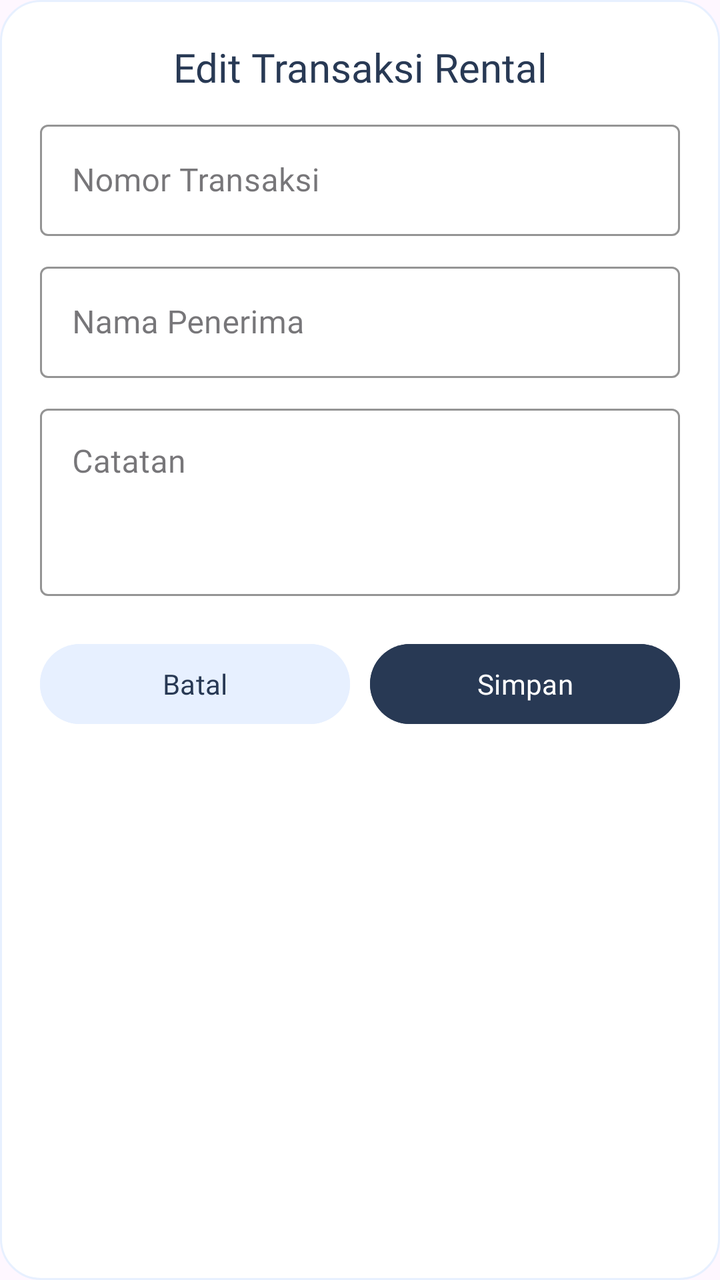
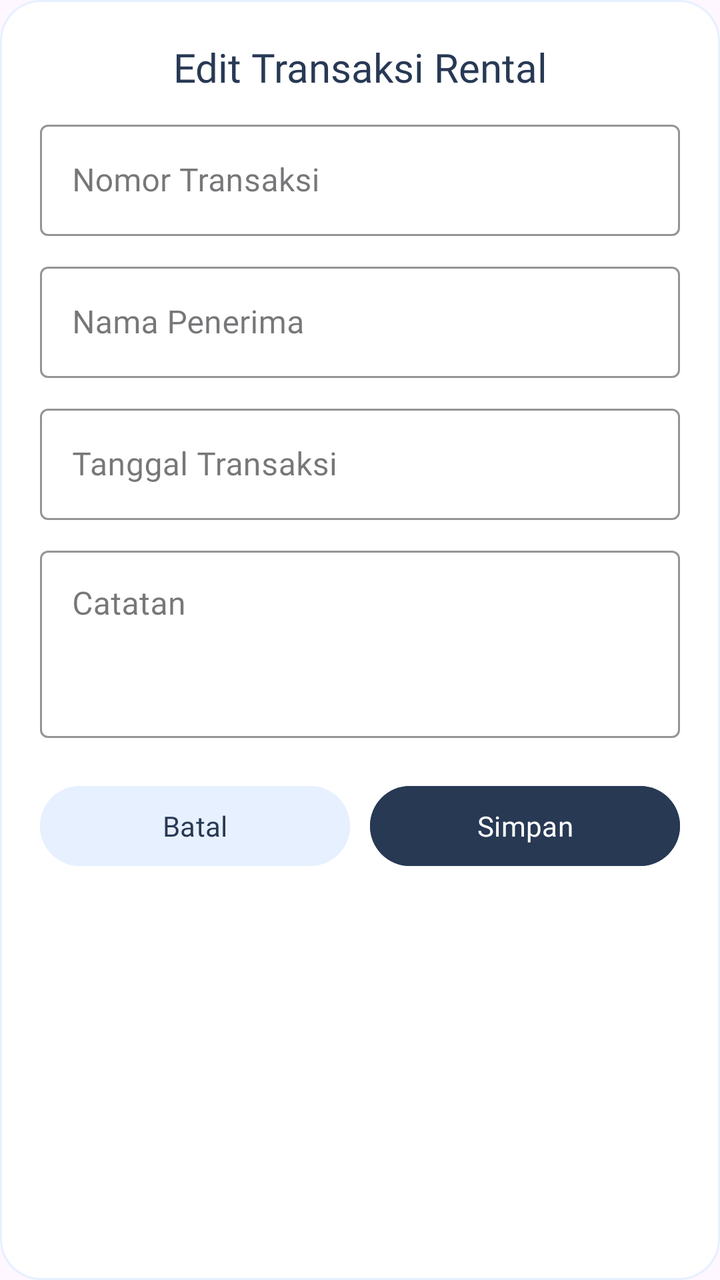

An Android layout rendered at two revisions. The XML below is the earlier revision; the diff shows what the commit changed to produce the second picture.
<!-- AndroidManifest.xml: application theme Theme.BAGUSLAUNDRY -->
<!-- res/layout/dialog_edit_rental.xml -->
<?xml version="1.0" encoding="utf-8"?>
<androidx.constraintlayout.widget.ConstraintLayout xmlns:android="http://schemas.android.com/apk/res/android"
    xmlns:app="http://schemas.android.com/apk/res-auto"
    xmlns:tools="http://schemas.android.com/tools"
    android:layout_width="match_parent"
    android:layout_height="wrap_content"
    android:background="@drawable/bg_dialog"
    android:padding="20dp">

    <TextView
        android:id="@+id/titleDialog"
        android:layout_width="0dp"
        android:layout_height="wrap_content"
        android:text="Edit Transaksi Rental"
        android:textSize="20sp"
        android:textColor="@color/blue900"
        android:fontFamily="@font/inter_bold"
        android:textAlignment="center"
        app:layout_constraintTop_toTopOf="parent"
        app:layout_constraintStart_toStartOf="parent"
        app:layout_constraintEnd_toEndOf="parent"
        android:layout_marginBottom="20dp"/>

    
    <com.google.android.material.textfield.TextInputLayout
        android:id="@+id/layoutNumberTransaction"
        android:layout_width="0dp"
        android:layout_height="wrap_content"
        android:hint="Nomor Transaksi"
        style="@style/Widget.MaterialComponents.TextInputLayout.OutlinedBox"
        app:boxStrokeColor="@color/blue900"
        app:hintTextColor="@color/blue900"
        app:layout_constraintTop_toBottomOf="@id/titleDialog"
        app:layout_constraintStart_toStartOf="parent"
        app:layout_constraintEnd_toEndOf="parent"
        android:layout_marginTop="10dp">

        <com.google.android.material.textfield.TextInputEditText
            android:id="@+id/inputNumberTransaction"
            android:layout_width="match_parent"
            android:layout_height="wrap_content"
            android:inputType="number"
            android:textColor="@color/blue900"
            android:fontFamily="@font/inter"/>

    </com.google.android.material.textfield.TextInputLayout>

    
    <com.google.android.material.textfield.TextInputLayout
        android:id="@+id/layoutRecipientName"
        android:layout_width="0dp"
        android:layout_height="wrap_content"
        android:hint="Nama Penerima"
        style="@style/Widget.MaterialComponents.TextInputLayout.OutlinedBox"
        app:boxStrokeColor="@color/blue900"
        app:hintTextColor="@color/blue900"
        app:layout_constraintTop_toBottomOf="@id/layoutNumberTransaction"
        app:layout_constraintStart_toStartOf="parent"
        app:layout_constraintEnd_toEndOf="parent"
        android:layout_marginTop="10dp">

        <com.google.android.material.textfield.TextInputEditText
            android:id="@+id/inputRecipientName"
            android:layout_width="match_parent"
            android:layout_height="wrap_content"
            android:inputType="textPersonName|textCapWords"
            android:textColor="@color/blue900"
            android:fontFamily="@font/inter"/>

    </com.google.android.material.textfield.TextInputLayout>

    
    <com.google.android.material.textfield.TextInputLayout
        android:id="@+id/layoutNotes"
        android:layout_width="0dp"
        android:layout_height="wrap_content"
        android:hint="Catatan"
        style="@style/Widget.MaterialComponents.TextInputLayout.OutlinedBox"
        app:boxStrokeColor="@color/blue900"
        app:hintTextColor="@color/blue900"
        app:layout_constraintTop_toBottomOf="@id/layoutRecipientName"
        app:layout_constraintStart_toStartOf="parent"
        app:layout_constraintEnd_toEndOf="parent"
        android:layout_marginTop="10dp">

        <com.google.android.material.textfield.TextInputEditText
            android:id="@+id/inputNotes"
            android:layout_width="match_parent"
            android:layout_height="wrap_content"
            android:inputType="textMultiLine"
            android:minLines="3"
            android:maxLines="5"
            android:gravity="top"
            android:textColor="@color/blue900"
            android:fontFamily="@font/inter"/>

    </com.google.android.material.textfield.TextInputLayout>

    
    <LinearLayout
        android:id="@+id/buttonContainer"
        android:layout_width="0dp"
        android:layout_height="wrap_content"
        android:orientation="horizontal"
        android:gravity="center"
        app:layout_constraintTop_toBottomOf="@id/layoutNotes"
        app:layout_constraintStart_toStartOf="parent"
        app:layout_constraintEnd_toEndOf="parent"
        android:layout_marginTop="20dp">

        <Button
            android:id="@+id/buttonCancel"
            android:layout_width="0dp"
            android:layout_height="wrap_content"
            android:layout_weight="1"
            android:text="Batal"
            android:textColor="@color/blue900"
            android:backgroundTint="@color/blueBase"
            android:fontFamily="@font/inter_semibold"
            android:layout_marginEnd="10dp"/>

        <Button
            android:id="@+id/buttonSave"
            android:layout_width="0dp"
            android:layout_height="wrap_content"
            android:layout_weight="1"
            android:text="Simpan"
            android:textColor="@color/white"
            android:backgroundTint="@color/blue900"
            android:fontFamily="@font/inter_semibold"/>

    </LinearLayout>

</androidx.constraintlayout.widget.ConstraintLayout>
<!-- resources referenced by this layout -->
<resources>
  <color name="blue900">#283954</color>
  <color name="blueBase">#E7F0FF</color>
  <color name="white">#FFFFFF</color>
  <!-- drawable bg_dialog (drawable) -->
  <?xml version="1.0" encoding="utf-8"?>
  <shape xmlns:android="http://schemas.android.com/apk/res/android"
      android:shape="rectangle">
      <solid android:color="@color/white"/>
      <corners android:radius="20dp"/>
      <stroke
          android:width="1dp"
          android:color="@color/blueBase"/>
  </shape>
  <style name="Theme.BAGUSLAUNDRY" parent="Base.Theme.BAGUSLAUNDRY" />
  <style name="Base.Theme.BAGUSLAUNDRY" parent="Theme.Material3.Light.NoActionBar">
          
          <item name="colorPrimary">@color/primary</item>
           <item name="colorAccent">@color/secondary</item>
      </style>
  <color name="primary">#3551F2</color>
  <color name="secondary">#536AF4</color>
</resources>

<!-- the commit's change to res/layout/dialog_edit_rental.xml (unified diff, before → after) -->
@@ -1,134 +1,200 @@
 <?xml version="1.0" encoding="utf-8"?>
-<androidx.constraintlayout.widget.ConstraintLayout xmlns:android="http://schemas.android.com/apk/res/android"
+<ScrollView xmlns:android="http://schemas.android.com/apk/res/android"
     xmlns:app="http://schemas.android.com/apk/res-auto"
-    xmlns:tools="http://schemas.android.com/tools"
     android:layout_width="match_parent"
     android:layout_height="wrap_content"
-    android:background="@drawable/bg_dialog"
-    android:padding="20dp">
-
-    <TextView
-        android:id="@+id/titleDialog"
-        android:layout_width="0dp"
+    android:background="@drawable/bg_dialog">
+
+    <androidx.constraintlayout.widget.ConstraintLayout
+        android:layout_width="match_parent"
         android:layout_height="wrap_content"
-        android:text="Edit Transaksi Rental"
-        android:textSize="20sp"
-        android:textColor="@color/blue900"
-        android:fontFamily="@font/inter_bold"
-        android:textAlignment="center"
-        app:layout_constraintTop_toTopOf="parent"
-        app:layout_constraintStart_toStartOf="parent"
-        app:layout_constraintEnd_toEndOf="parent"
-        android:layout_marginBottom="20dp"/>
-
-    
-    <com.google.android.material.textfield.TextInputLayout
-        android:id="@+id/layoutNumberTransaction"
-        android:layout_width="0dp"
-        android:layout_height="wrap_content"
-        android:hint="Nomor Transaksi"
-        style="@style/Widget.MaterialComponents.TextInputLayout.OutlinedBox"
-        app:boxStrokeColor="@color/blue900"
-        app:hintTextColor="@color/blue900"
-        app:layout_constraintTop_toBottomOf="@id/titleDialog"
-        app:layout_constraintStart_toStartOf="parent"
-        app:layout_constraintEnd_toEndOf="parent"
-        android:layout_marginTop="10dp">
-
-        <com.google.android.material.textfield.TextInputEditText
-            android:id="@+id/inputNumberTransaction"
-            android:layout_width="match_parent"
-            android:layout_height="wrap_content"
-            android:inputType="number"
+        android:padding="20dp">
+
+        <TextView
+            android:id="@+id/titleDialog"
+            android:layout_width="0dp"
+            android:layout_height="wrap_content"
+            android:text="Edit Transaksi Rental"
+            android:textSize="20sp"
             android:textColor="@color/blue900"
-            android:fontFamily="@font/inter"/>
-
-    </com.google.android.material.textfield.TextInputLayout>
-
-    
-    <com.google.android.material.textfield.TextInputLayout
-        android:id="@+id/layoutRecipientName"
-        android:layout_width="0dp"
-        android:layout_height="wrap_content"
-        android:hint="Nama Penerima"
-        style="@style/Widget.MaterialComponents.TextInputLayout.OutlinedBox"
-        app:boxStrokeColor="@color/blue900"
-        app:hintTextColor="@color/blue900"
-        app:layout_constraintTop_toBottomOf="@id/layoutNumberTransaction"
-        app:layout_constraintStart_toStartOf="parent"
-        app:layout_constraintEnd_toEndOf="parent"
-        android:layout_marginTop="10dp">
-
-        <com.google.android.material.textfield.TextInputEditText
-            android:id="@+id/inputRecipientName"
-            android:layout_width="match_parent"
-            android:layout_height="wrap_content"
-            android:inputType="textPersonName|textCapWords"
-            android:textColor="@color/blue900"
-            android:fontFamily="@font/inter"/>
-
-    </com.google.android.material.textfield.TextInputLayout>
-
-    
-    <com.google.android.material.textfield.TextInputLayout
-        android:id="@+id/layoutNotes"
-        android:layout_width="0dp"
-        android:layout_height="wrap_content"
-        android:hint="Catatan"
-        style="@style/Widget.MaterialComponents.TextInputLayout.OutlinedBox"
-        app:boxStrokeColor="@color/blue900"
-        app:hintTextColor="@color/blue900"
-        app:layout_constraintTop_toBottomOf="@id/layoutRecipientName"
-        app:layout_constraintStart_toStartOf="parent"
-        app:layout_constraintEnd_toEndOf="parent"
-        android:layout_marginTop="10dp">
-
-        <com.google.android.material.textfield.TextInputEditText
-            android:id="@+id/inputNotes"
-            android:layout_width="match_parent"
-            android:layout_height="wrap_content"
-            android:inputType="textMultiLine"
-            android:minLines="3"
-            android:maxLines="5"
-            android:gravity="top"
-            android:textColor="@color/blue900"
-            android:fontFamily="@font/inter"/>
-
-    </com.google.android.material.textfield.TextInputLayout>
-
-    
-    <LinearLayout
-        android:id="@+id/buttonContainer"
-        android:layout_width="0dp"
-        android:layout_height="wrap_content"
-        android:orientation="horizontal"
-        android:gravity="center"
-        app:layout_constraintTop_toBottomOf="@id/layoutNotes"
-        app:layout_constraintStart_toStartOf="parent"
-        app:layout_constraintEnd_toEndOf="parent"
-        android:layout_marginTop="20dp">
-
-        <Button
-            android:id="@+id/buttonCancel"
-            android:layout_width="0dp"
-            android:layout_height="wrap_content"
-            android:layout_weight="1"
-            android:text="Batal"
-            android:textColor="@color/blue900"
-            android:backgroundTint="@color/blueBase"
-            android:fontFamily="@font/inter_semibold"
-            android:layout_marginEnd="10dp"/>
-
-        <Button
-            android:id="@+id/buttonSave"
-            android:layout_width="0dp"
-            android:layout_height="wrap_content"
-            android:layout_weight="1"
-            android:text="Simpan"
-            android:textColor="@color/white"
-            android:backgroundTint="@color/blue900"
-            android:fontFamily="@font/inter_semibold"/>
-
-    </LinearLayout>
-
-</androidx.constraintlayout.widget.ConstraintLayout>
+            android:fontFamily="@font/inter_bold"
+            android:textAlignment="center"
+            app:layout_constraintTop_toTopOf="parent"
+            app:layout_constraintStart_toStartOf="parent"
+            app:layout_constraintEnd_toEndOf="parent"
+            android:layout_marginBottom="20dp"/>
+
+        
+        <com.google.android.material.textfield.TextInputLayout
+            android:id="@+id/layoutNumberTransaction"
+            android:layout_width="0dp"
+            android:layout_height="wrap_content"
+            android:hint="Nomor Transaksi"
+            style="@style/Widget.MaterialComponents.TextInputLayout.OutlinedBox"
+            app:boxStrokeColor="@color/blue900"
+            app:hintTextColor="@color/blue900"
+            app:layout_constraintTop_toBottomOf="@id/titleDialog"
+            app:layout_constraintStart_toStartOf="parent"
+            app:layout_constraintEnd_toEndOf="parent"
+            android:layout_marginTop="10dp">
+
+            <com.google.android.material.textfield.TextInputEditText
+                android:id="@+id/inputNumberTransaction"
+                android:layout_width="match_parent"
+                android:layout_height="wrap_content"
+                android:inputType="number"
+                android:textColor="@color/blue900"
+                android:fontFamily="@font/inter"/>
+
+        </com.google.android.material.textfield.TextInputLayout>
+
+        
+        <com.google.android.material.textfield.TextInputLayout
+            android:id="@+id/layoutRecipientName"
+            android:layout_width="0dp"
+            android:layout_height="wrap_content"
+            android:hint="Nama Penerima"
+            style="@style/Widget.MaterialComponents.TextInputLayout.OutlinedBox"
+            app:boxStrokeColor="@color/blue900"
+            app:hintTextColor="@color/blue900"
+            app:layout_constraintTop_toBottomOf="@id/layoutNumberTransaction"
+            app:layout_constraintStart_toStartOf="parent"
+            app:layout_constraintEnd_toEndOf="parent"
+            android:layout_marginTop="10dp">
+
+            <com.google.android.material.textfield.TextInputEditText
+                android:id="@+id/inputRecipientName"
+                android:layout_width="match_parent"
+                android:layout_height="wrap_content"
+                android:inputType="textPersonName|textCapWords"
+                android:textColor="@color/blue900"
+                android:fontFamily="@font/inter"/>
+
+        </com.google.android.material.textfield.TextInputLayout>
+
+        
+        <com.google.android.material.textfield.TextInputLayout
+            android:id="@+id/layoutTransactionDate"
+            android:layout_width="0dp"
+            android:layout_height="wrap_content"
+            android:hint="Tanggal Transaksi"
+            style="@style/Widget.MaterialComponents.TextInputLayout.OutlinedBox"
+            app:boxStrokeColor="@color/blue900"
+            app:hintTextColor="@color/blue900"
+            app:endIconMode="custom"
+            app:layout_constraintTop_toBottomOf="@id/layoutRecipientName"
+            app:layout_constraintStart_toStartOf="parent"
+            app:layout_constraintEnd_toEndOf="parent"
+            android:layout_marginTop="10dp">
+
+            <com.google.android.material.textfield.TextInputEditText
+                android:id="@+id/inputTransactionDate"
+                android:layout_width="match_parent"
+                android:layout_height="wrap_content"
+                android:focusable="false"
+                android:clickable="true"
+                android:textColor="@color/blue900"
+                android:fontFamily="@font/inter"/>
+
+        </com.google.android.material.textfield.TextInputLayout>
+
+        
+        <com.google.android.material.textfield.TextInputLayout
+            android:id="@+id/layoutNotes"
+            android:layout_width="0dp"
+            android:layout_height="wrap_content"
+            android:hint="Catatan"
+            style="@style/Widget.MaterialComponents.TextInputLayout.OutlinedBox"
+            app:boxStrokeColor="@color/blue900"
+            app:hintTextColor="@color/blue900"
+            app:layout_constraintTop_toBottomOf="@id/layoutTransactionDate"
+            app:layout_constraintStart_toStartOf="parent"
+            app:layout_constraintEnd_toEndOf="parent"
+            android:layout_marginTop="10dp">
+
+            <com.google.android.material.textfield.TextInputEditText
+                android:id="@+id/inputNotes"
+                android:layout_width="match_parent"
+                android:layout_height="wrap_content"
+                android:inputType="textMultiLine"
+                android:minLines="3"
+                android:maxLines="5"
+                android:gravity="top"
+                android:textColor="@color/blue900"
+                android:fontFamily="@font/inter"/>
+
+        </com.google.android.material.textfield.TextInputLayout>
+
+
+
+
+
+
+
+
+
+
+
+
+
+
+
+
+
+
+
+
+
+
+
+
+
+
+
+
+
+
+
+
+
+
+
+
+
+        
+        <LinearLayout
+            android:id="@+id/buttonContainer"
+            android:layout_width="0dp"
+            android:layout_height="wrap_content"
+            android:orientation="horizontal"
+            android:gravity="center"
+            app:layout_constraintTop_toBottomOf="@id/layoutNotes"
+            app:layout_constraintStart_toStartOf="parent"
+            app:layout_constraintEnd_toEndOf="parent"
+            android:layout_marginTop="20dp">
+
+            <Button
+                android:id="@+id/buttonCancel"
+                android:layout_width="0dp"
+                android:layout_height="wrap_content"
+                android:layout_weight="1"
+                android:text="Batal"
+                android:textColor="@color/blue900"
+                android:backgroundTint="@color/blueBase"
+                android:fontFamily="@font/inter_semibold"
+                android:layout_marginEnd="10dp"/>
+
+            <Button
+                android:id="@+id/buttonSave"
+                android:layout_width="0dp"
+                android:layout_height="wrap_content"
+                android:layout_weight="1"
+                android:text="Simpan"
+                android:textColor="@color/white"
+                android:backgroundTint="@color/blue900"
+                android:fontFamily="@font/inter_semibold"/>
+
+        </LinearLayout>
+
+    </androidx.constraintlayout.widget.ConstraintLayout>
+</ScrollView>
